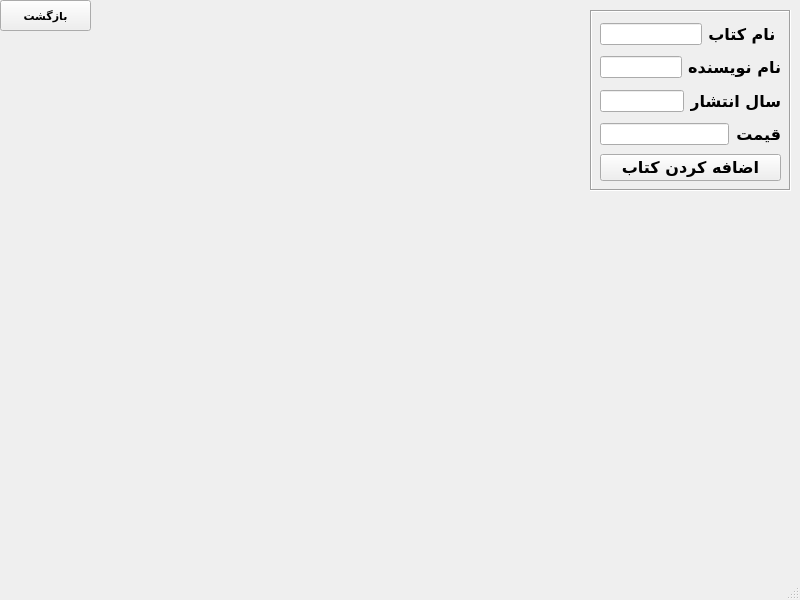
Old version of the form uiClasses/acountantwindow.ui in the repository SayedAliAmirshahkarami/pro.
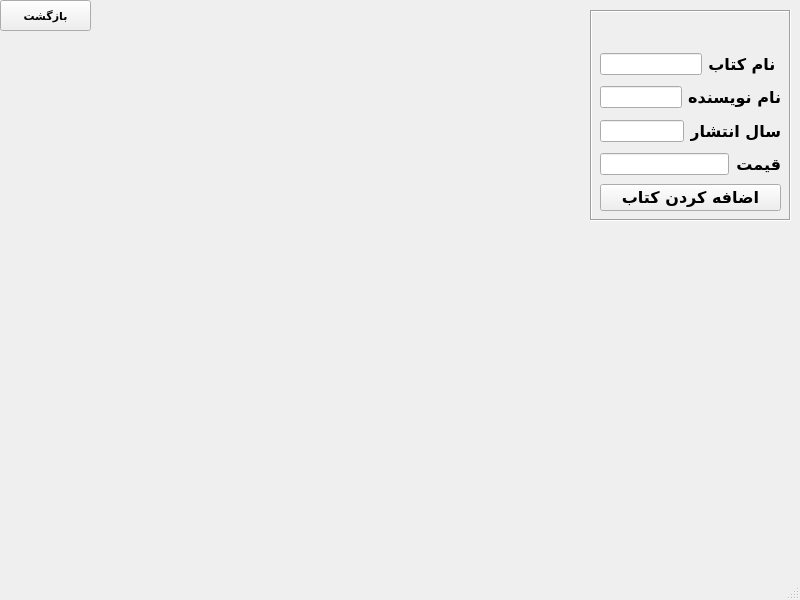
New version of the form. Icons and pictures are not drawn.

Diff of the .ui file:
```diff
--- a/uiClasses/acountantwindow.ui
+++ b/uiClasses/acountantwindow.ui
@@ -51,7 +51,7 @@
       <x>590</x>
       <y>10</y>
       <width>201</width>
-      <height>181</height>
+      <height>211</height>
      </rect>
     </property>
     <property name="frameShape">
@@ -64,7 +64,7 @@
      <property name="geometry">
       <rect>
        <x>10</x>
-       <y>10</y>
+       <y>40</y>
        <width>181</width>
        <height>161</height>
       </rect>
@@ -189,6 +189,33 @@
       </item>
      </layout>
     </widget>
+    <widget class="QLabel" name="addBookReply_label">
+     <property name="geometry">
+      <rect>
+       <x>10</x>
+       <y>10</y>
+       <width>181</width>
+       <height>21</height>
+      </rect>
+     </property>
+     <property name="font">
+      <font>
+       <family>Arial</family>
+       <pointsize>8</pointsize>
+       <weight>75</weight>
+       <bold>true</bold>
+      </font>
+     </property>
+     <property name="styleSheet">
+      <string notr="true">color: rgb(170, 0, 0);</string>
+     </property>
+     <property name="text">
+      <string/>
+     </property>
+     <property name="alignment">
+      <set>Qt::AlignCenter</set>
+     </property>
+    </widget>
     <zorder></zorder>
     <zorder></zorder>
    </widget>
```
Left out of the diff: 13 changed lines with no effect on the pictures.
